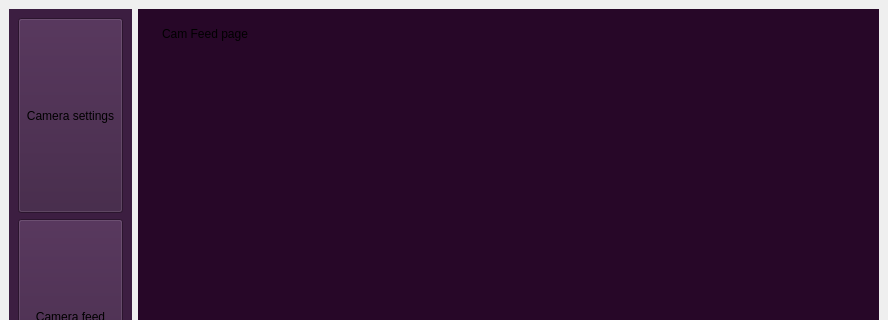
Qt form UIs/main.ui (Sahasvinandith/ObserveAI_main) before a commit; both pictures show x 0 to 888 and y 0 to 320 of the 888 by 655 pixel window.
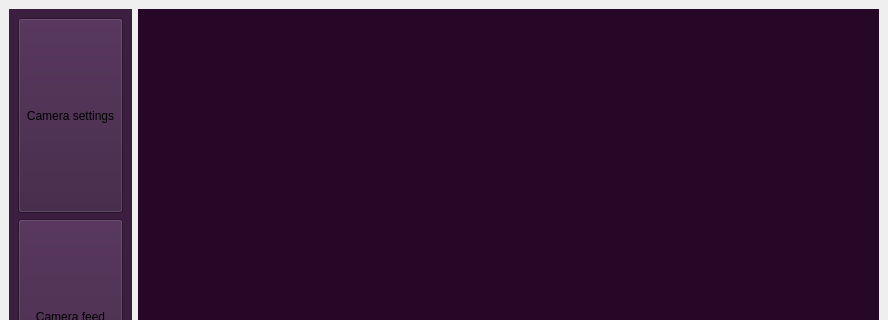
The same form after that commit. The open tabs and pages were chosen to show the change.

Commit message: changes the buffer system. Now mainWindow controls the buffer and the camera_worker instead of cam_list_widget. Found a little bug when trying to maximixe the feed.

```diff
--- a/UIs/main.ui
+++ b/UIs/main.ui
@@ -250,12 +250,8 @@
          </widget>
          <widget class="QWidget" name="cam_feed_page">
           <layout class="QFormLayout" name="formLayout">
-           <item row="0" column="1">
-            <widget class="QLabel" name="label_3">
-             <property name="text">
-              <string>Cam Feed page</string>
-             </property>
-            </widget>
+           <item row="0" column="0">
+            <layout class="QGridLayout" name="cam_feed_layout"/>
            </item>
           </layout>
          </widget>
```
Left out of the diff: 2 changed lines with no effect on the pictures. The commit also changes 5 other files.
